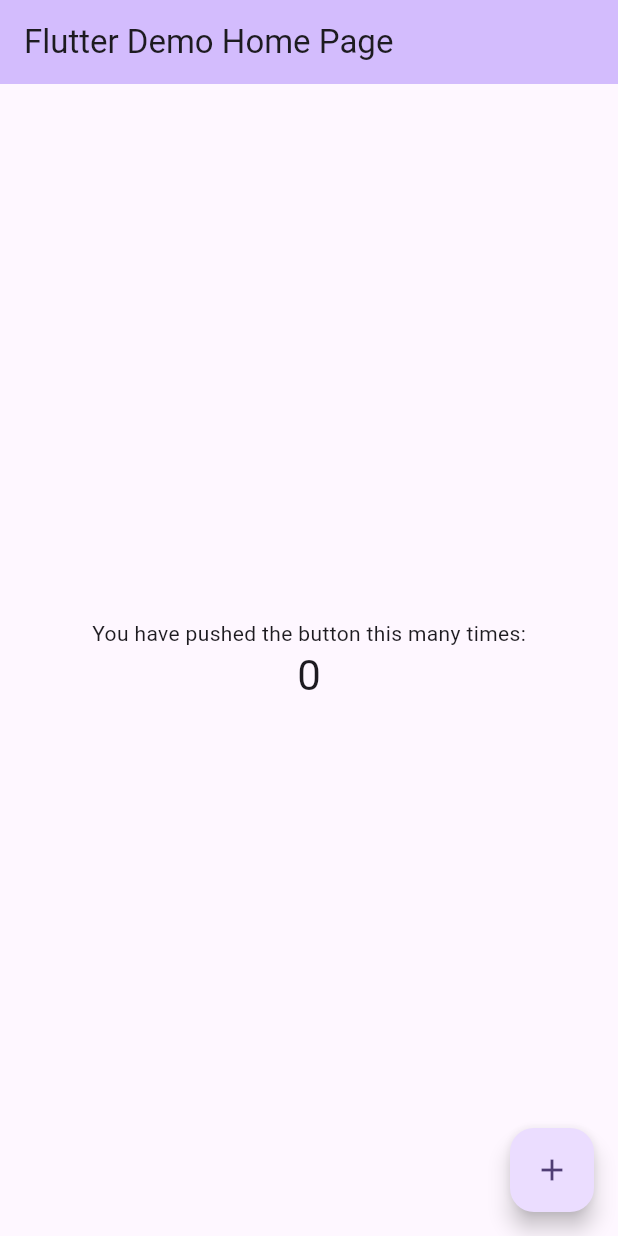
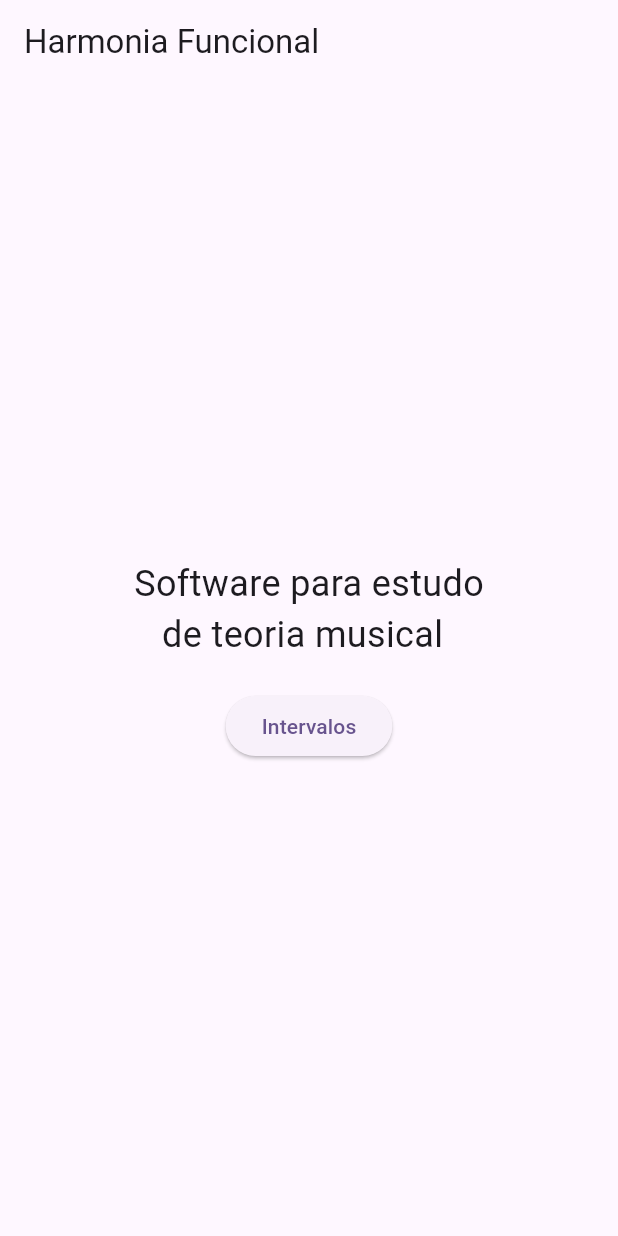
Before and after one commit to jorgearcarvalho/tabuada-do-musico, a Flutter app: the screen it shows after launch, on a phone screen of 412 x 824 dp. Run offline on Flutter 3.47's test engine with Material 3 defaults, Android fonts, the phone set to English and light mode, and no system bars.

Commit message:
[CICM-2] Introduz os dados e a pagina do exercício de intervalos

```diff
--- /dev/null
+++ b/tcc_app/lib/database/intervalos_naturais.dart
@@ -0,0 +1,114 @@
+final Map<String, Map<String, String>> intervalos = {
+  'C': {
+    // '1J': 'C',
+    // '2m': 'D♭',
+    // '2M': 'D',
+    '3m': 'E♭',
+    '3M': 'E',
+    '4J': 'F',
+    // '4A': 'F♯',
+    // '5d': 'G♭',
+    '5J': 'G',
+    // '6m': 'A♭',
+    // '6M': 'A',
+    // '7m': 'B♭',
+    // '7M': 'B',
+    // '8J': 'C',
+  },
+  'D': {
+    // '1J': 'D',
+    // '2m': 'E♭',
+    // '2M': 'E',
+    '3m': 'F',
+    '3M': 'F♯',
+    '4J': 'G',
+    // '4A': 'G♯',
+    // '5d': 'A♭',
+    '5J': 'A',
+    // '6m': 'B♭',
+    // '6M': 'B',
+    // '7m': 'C',
+    // '7M': 'C♯',
+    // '8J': 'D',
+  },
+  'E': {
+    // '1J': 'E',
+    // '2m': 'F',
+    // '2M': 'F♯',
+    '3m': 'G',
+    '3M': 'G♯',
+    '4J': 'A',
+    // '4A': 'A♯',
+    // '5d': 'B♭',
+    '5J': 'B',
+    // '6m': 'C',
+    // '6M': 'C♯',
+    // '7m': 'D',
+    // '7M': 'D♯',
+    // '8J': 'E',
+  },
+  'F': {
+    // '1J': 'F',
+    // '2m': 'G♭',
+    // '2M': 'G',
+    '3m': 'A♭',
+    '3M': 'A',
+    '4J': 'B♭',
+    // '4A': 'B',
+    // '5d': 'C♭',
+    '5J': 'C',
+    // '6m': 'D♭',
+    // '6M': 'D',
+    // '7m': 'E♭',
+    // '7M': 'E',
+    // '8J': 'F',
+  },
+  'G': {
+    // '1J': 'G',
+    // '2m': 'A♭',
+    // '2M': 'A',
+    '3m': 'B♭',
+    '3M': 'B',
+    '4J': 'C',
+    // '4A': 'C♯',
+    // '5d': 'D♭',
+    '5J': 'D',
+    // '6m': 'E♭',
+    // '6M': 'E',
+    // '7m': 'F',
+    // '7M': 'F♯',
+    // '8J': 'G',
+  },
+  'A': {
+    // '1J': 'A',
+    // '2m': 'B♭',
+    // '2M': 'B',
+    '3m': 'C',
+    '3M': 'C♯',
+    '4J': 'D',
+    // '4A': 'D♯',
+    // '5d': 'E♭',
+    '5J': 'E',
+    // '6m': 'F',
+    // '6M': 'F♯',
+    // '7m': 'G',
+    // '7M': 'G♯',
+    // '8J': 'A',
+  },
+  'B': {
+    // '1J': 'B',
+    // '2m': 'C',
+    // '2M': 'C♯',
+    '3m': 'D',
+    '3M': 'D♯',
+    '4J': 'E',
+    // '4A': 'E♯',
+    // '5d': 'F',
+    '5J': 'F♯',
+    // '6m': 'G',
+    // '6M': 'G♯',
+    // '7m': 'A',
+    // '7M': 'A♯',
+    // '8J': 'B',
+  }
+};
--- a/tcc_app/lib/main.dart
+++ b/tcc_app/lib/main.dart
@@ -1,4 +1,6 @@
 import 'package:flutter/material.dart';
+import './pages/home_page.dart';
+import './pages/intervalos_page.dart';
 
 void main() {
   runApp(const MyApp());
@@ -11,115 +13,16 @@ class MyApp extends StatelessWidget {
   @override
   Widget build(BuildContext context) {
     return MaterialApp(
-      title: 'Flutter Demo',
-      theme: ThemeData(
-        // This is the theme of your application.
-        //
-        // TRY THIS: Try running your application with "flutter run". You'll see
-        // the application has a purple toolbar. Then, without quitting the app,
-        // try changing the seedColor in the colorScheme below to Colors.green
-        // and then invoke "hot reload" (save your changes or press the "hot
-        // reload" button in a Flutter-supported IDE, or press "r" if you used
-        // the command line to start the app).
-        //
-        // Notice that the counter didn't reset back to zero; the application
-        // state is not lost during the reload. To reset the state, use hot
-        // restart instead.
-        //
-        // This works for code too, not just values: Most code changes can be
-        // tested with just a hot reload.
-        colorScheme: ColorScheme.fromSeed(seedColor: Colors.deepPurple),
-        useMaterial3: true,
-      ),
-      home: const MyHomePage(title: 'Flutter Demo Home Page'),
-    );
+        debugShowCheckedModeBanner: false,
+        title: 'Harmonia Funcional - App',
+        theme: ThemeData(
+          colorScheme: ColorScheme.fromSeed(seedColor: Colors.deepPurple),
+          useMaterial3: true,
+        ),
+        initialRoute: '/',
+        routes: {
+          '/': (context) => const HomePage(),
+          '/intervalos': (context) => IntervalosPage(),
+        });
   }
 }
-
-class MyHomePage extends StatefulWidget {
-  const MyHomePage({super.key, required this.title});
-
-  // This widget is the home page of your application. It is stateful, meaning
-  // that it has a State object (defined below) that contains fields that affect
-  // how it looks.
-
-  // This class is the configuration for the state. It holds the values (in this
-  // case the title) provided by the parent (in this case the App widget) and
-  // used by the build method of the State. Fields in a Widget subclass are
-  // always marked "final".
-
-  final String title;
-
-  @override
-  State<MyHomePage> createState() => _MyHomePageState();
-}
-
-class _MyHomePageState extends State<MyHomePage> {
-  int _counter = 0;
-
-  void _incrementCounter() {
-    setState(() {
-      // This call to setState tells the Flutter framework that something has
-      // changed in this State, which causes it to rerun the build method below
-      // so that the display can reflect the updated values. If we changed
-      // _counter without calling setState(), then the build method would not be
-      // called again, and so nothing would appear to happen.
-      _counter++;
-    });
-  }
-
-  @override
-  Widget build(BuildContext context) {
-    // This method is rerun every time setState is called, for instance as done
-    // by the _incrementCounter method above.
-    //
-    // The Flutter framework has been optimized to make rerunning build methods
-    // fast, so that you can just rebuild anything that needs updating rather
-    // than having to individually change instances of widgets.
-    return Scaffold(
-      appBar: AppBar(
-        // TRY THIS: Try changing the color here to a specific color (to
-        // Colors.amber, perhaps?) and trigger a hot reload to see the AppBar
-        // change color while the other colors stay the same.
-        backgroundColor: Theme.of(context).colorScheme.inversePrimary,
-        // Here we take the value from the MyHomePage object that was created by
-        // the App.build method, and use it to set our appbar title.
-        title: Text(widget.title),
-      ),
-      body: Center(
-        // Center is a layout widget. It takes a single child and positions it
-        // in the middle of the parent.
-        child: Column(
-          // Column is also a layout widget. It takes a list of children and
-          // arranges them vertically. By default, it sizes itself to fit its
-          // children horizontally, and tries to be as tall as its parent.
-          //
-          // Column has various properties to control how it sizes itself and
-          // how it positions its children. Here we use mainAxisAlignment to
-          // center the children vertically; the main axis here is the vertical
-          // axis because Columns are vertical (the cross axis would be
-          // horizontal).
-          //
-          // TRY THIS: Invoke "debug painting" (choose the "Toggle Debug Paint"
-          // action in the IDE, or press "p" in the console), to see the
-          // wireframe for each widget.
-          mainAxisAlignment: MainAxisAlignment.center,
-          children: <Widget>[
-            const Text(
-              'You have pushed the button this many times:',
-            ),
-            Text(
-              '$_counter',
-              style: Theme.of(context).textTheme.headlineMedium,
-            ),
-          ],
-        ),
-      ),
-      floatingActionButton: FloatingActionButton(
-        onPressed: _incrementCounter,
-        tooltip: 'Increment',
-        child: const Icon(Icons.add),
-      ), // This trailing comma makes auto-formatting nicer for build methods.
-    );
-  }
-}
--- /dev/null
+++ b/tcc_app/lib/pages/home_page.dart
@@ -0,0 +1,27 @@
+import 'package:flutter/material.dart';
+
+class HomePage extends StatelessWidget {
+  const HomePage({super.key});
+
+  @override
+  Widget build(BuildContext context) {
+    return Scaffold(
+        appBar: AppBar(
+          title: const Text('Harmonia Funcional'),
+        ),
+        body: Center(
+            child: Column(
+          mainAxisAlignment: MainAxisAlignment.center,
+          children: [
+            const Text('Software para estudo\n   de teoria musical',
+                style: TextStyle(fontSize: 24)),
+            const SizedBox(height: 20),
+            ElevatedButton(
+                onPressed: () {
+                  Navigator.pushNamed(context, '/intervalos');
+                },
+                child: const Text('Intervalos'))
+          ],
+        )));
+  }
+}
```
Also changed, not shown: tcc_app/lib/pages/intervalos_page.dart (added, +160 -0 lines).
